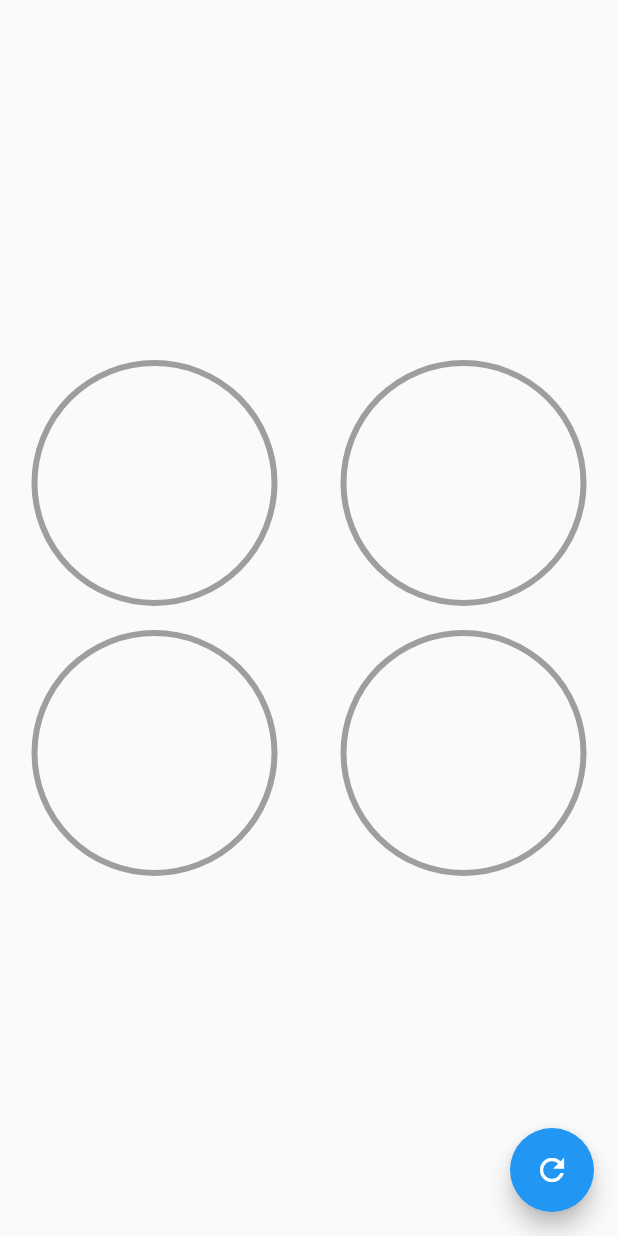
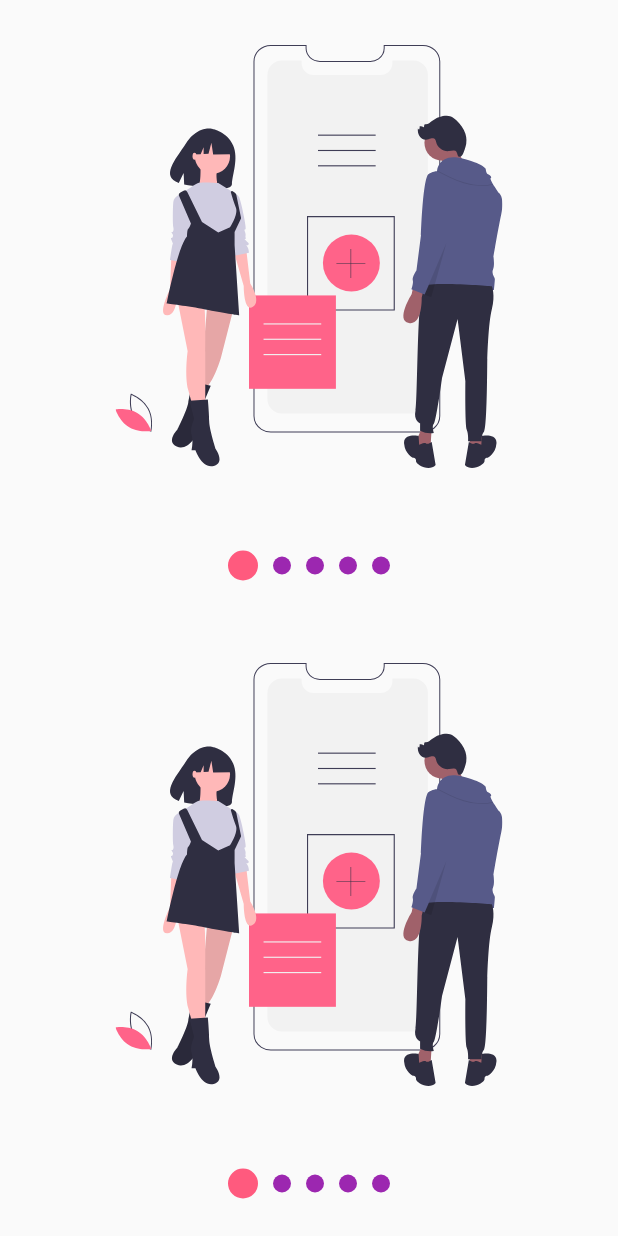
Before and after one commit to HectorPalacio/HeaderExamples, a Flutter app: the screen it shows after launch, on a phone screen of 412 x 824 dp. Run offline on Flutter 3.47's test engine with Material 2 defaults, Android fonts, the phone set to English and light mode, and no system bars; our stand-ins replace flutter_svg.

Commit message:
Slideshow

```diff
--- a/lib/main.dart
+++ b/lib/main.dart
@@ -1,4 +1,4 @@
-import 'package:disenos_intermedio/src/pages/graficas_circulares_page.dart';
+import 'package:disenos_intermedio/src/pages/slideshow_page.dart';
 import 'package:flutter/material.dart';
 
 void main() => runApp(MyApp());
@@ -9,7 +9,7 @@ class MyApp extends StatelessWidget {
     return MaterialApp(
       debugShowCheckedModeBanner: false,
       title: 'Diseños app',
-      home: GraficasCircularesPage(),
+      home: SlideshowPage(),
     );
   }
 }
--- /dev/null
+++ b/lib/src/models/slider_model.dart
@@ -0,0 +1,12 @@
+import 'package:flutter/material.dart';
+
+class SliderModel with ChangeNotifier {
+  double _currentPage = 0;
+
+  double get currentPage => this._currentPage;
+
+  set currentPage(double pagina) {
+    this._currentPage = pagina;
+    notifyListeners();
+  }
+}
--- /dev/null
+++ b/lib/src/pages/slideshow_page.dart
@@ -0,0 +1,37 @@
+import 'package:disenos_intermedio/src/widgets/slideshow.dart';
+import 'package:flutter/material.dart';
+import 'package:flutter_svg/flutter_svg.dart';
+
+class SlideshowPage extends StatelessWidget {
+  @override
+  Widget build(BuildContext context) {
+    return Scaffold(
+      body: Column(
+        children: [
+          Expanded(child: _MiSlideshow()),
+          Expanded(child: _MiSlideshow()),
+        ],
+      ),
+    );
+  }
+}
+
+class _MiSlideshow extends StatelessWidget {
+  @override
+  Widget build(BuildContext context) {
+    return Slideshow(
+      bulletPrimario: 20,
+      bulletSecundario: 12,
+      //puntosArriba: true,
+      colorPrimario: Color(0xffFF5A7E),
+      colorSecundario: Colors.purple,
+      slides: [
+        SvgPicture.asset('assets/svgs/slide-1.svg'),
+        SvgPicture.asset('assets/svgs/slide-2.svg'),
+        SvgPicture.asset('assets/svgs/slide-3.svg'),
+        SvgPicture.asset('assets/svgs/slide-4.svg'),
+        SvgPicture.asset('assets/svgs/slide-5.svg'),
+      ],
+    );
+  }
+}
--- /dev/null
+++ b/lib/src/widgets/slideshow.dart
@@ -0,0 +1,207 @@
+import 'package:flutter/material.dart';
+import 'package:provider/provider.dart';
+
+class Slideshow extends StatelessWidget {
+  final List<Widget> slides;
+  final bool puntosArriba;
+  final Color colorPrimario;
+  final Color colorSecundario;
+  final double bulletPrimario;
+  final double bulletSecundario;
+
+  const Slideshow({
+    @required this.slides,
+    this.puntosArriba = false,
+    this.colorPrimario = Colors.blue,
+    this.colorSecundario = Colors.grey,
+    this.bulletPrimario = 12.0,
+    this.bulletSecundario = 12.0,
+  });
+  @override
+  Widget build(BuildContext context) {
+    return ChangeNotifierProvider(
+      create: (context) => new _SlidershowModel(),
+      child: SafeArea(
+        child: Center(
+          child: Builder(
+            builder: (context) {
+              Provider.of<_SlidershowModel>(context).colorPrimario =
+                  this.colorPrimario;
+              Provider.of<_SlidershowModel>(context).colorSecundario =
+                  this.colorSecundario;
+              Provider.of<_SlidershowModel>(context).bulletPrimario =
+                  this.bulletPrimario;
+              Provider.of<_SlidershowModel>(context).bulletSecundario =
+                  this.bulletSecundario;
+              return _CrearEstructuraSlideshow(
+                  puntosArriba: puntosArriba, slides: slides);
+            },
+          ),
+        ),
+      ),
+    );
+  }
+}
+
+class _CrearEstructuraSlideshow extends StatelessWidget {
+  const _CrearEstructuraSlideshow({
+    Key key,
+    @required this.puntosArriba,
+    @required this.slides,
+  }) : super(key: key);
+
+  final bool puntosArriba;
+  final List<Widget> slides;
+
+  @override
+  Widget build(BuildContext context) {
+    return Column(
+      children: [
+        if (this.puntosArriba == true) _Dots(this.slides.length),
+        Expanded(
+          child: _Slides(this.slides),
+        ),
+        if (this.puntosArriba == false) _Dots(this.slides.length),
+      ],
+    );
+  }
+}
+
+class _Dot extends StatelessWidget {
+  final int index;
+
+  _Dot(this.index);
+  @override
+  Widget build(BuildContext context) {
+    final ssModel = Provider.of<_SlidershowModel>(context);
+    double tamano = 0;
+    Color color;
+    if (ssModel.currentPage >= index - 0.5 &&
+        ssModel.currentPage < index + 0.5) {
+      tamano = ssModel.bulletPrimario;
+      color = ssModel.colorPrimario;
+    } else {
+      tamano = ssModel.bulletSecundario;
+      color = ssModel.colorSecundario;
+    }
+    return AnimatedContainer(
+      duration: Duration(milliseconds: 200),
+      width: tamano,
+      height: tamano,
+      margin: EdgeInsets.symmetric(horizontal: 5),
+      decoration: BoxDecoration(
+        color: color,
+        shape: BoxShape.circle,
+      ),
+    );
+  }
+}
+
+class _Dots extends StatelessWidget {
+  final int totalSlides;
+
+  _Dots(this.totalSlides);
+  @override
+  Widget build(BuildContext context) {
+    return Container(
+      width: double.infinity,
+      height: 70,
+      child: Row(
+          mainAxisAlignment: MainAxisAlignment.center,
+          children: List.generate(this.totalSlides, (index) => _Dot(index))),
+    );
+  }
+}
+
+class _Slide extends StatelessWidget {
+  final Widget slide;
+
+  _Slide(this.slide);
+
+  @override
+  Widget build(BuildContext context) {
+    return Container(
+      width: double.infinity,
+      height: double.infinity,
+      padding: EdgeInsets.all(30),
+      child: slide,
+    );
+  }
+}
+
+class _Slides extends StatefulWidget {
+  final List<Widget> slides;
+
+  const _Slides(this.slides);
+  @override
+  __SlidesState createState() => __SlidesState();
+}
+
+class __SlidesState extends State<_Slides> {
+  final pageViewController = new PageController();
+
+  @override
+  void initState() {
+    pageViewController.addListener(() {
+      Provider.of<_SlidershowModel>(context, listen: false).currentPage =
+          pageViewController.page;
+    });
+    super.initState();
+  }
+
+  @override
+  void dispose() {
+    pageViewController.dispose();
+    super.dispose();
+  }
+
+  @override
+  Widget build(BuildContext context) {
+    return Container(
+      child: PageView(
+        controller: pageViewController,
+        physics: BouncingScrollPhysics(),
+        children: widget.slides.map((slide) => _Slide(slide)).toList(),
+      ),
+    );
+  }
+}
+
+class _SlidershowModel with ChangeNotifier {
+  double _currentPage = 0;
+  Color _colorPrimario = Colors.blue;
+  Color _colorSecundario = Colors.grey;
+  double _bulletPrimario = 12.0;
+  double _bulletSecundario = 12.0;
+
+  double get currentPage => this._currentPage;
+
+  set currentPage(double pagina) {
+    this._currentPage = pagina;
+    notifyListeners();
+  }
+
+  Color get colorPrimario => this._colorPrimario;
+
+  set colorPrimario(Color color) {
+    this._colorPrimario = color;
+  }
+
+  Color get colorSecundario => this._colorSecundario;
+
+  set colorSecundario(Color color) {
+    this._colorSecundario = color;
+  }
+
+  double get bulletPrimario => this._bulletPrimario;
+
+  set bulletPrimario(double tamano) {
+    this._bulletPrimario = tamano;
+  }
+
+  double get bulletSecundario => this._bulletSecundario;
+
+  set bulletSecundario(double tamano) {
+    this._bulletSecundario = tamano;
+  }
+}
--- a/pubspec.yaml
+++ b/pubspec.yaml
@@ -28,6 +28,8 @@ dependencies:
   # The following adds the Cupertino Icons font to your application.
   # Use with the CupertinoIcons class for iOS style icons.
   cupertino_icons: ^0.1.3
+  flutter_svg: ^0.19.0
+  provider: ^4.0.4
 
 dev_dependencies:
   flutter_test:
@@ -45,7 +47,8 @@ flutter:
   uses-material-design: true
 
   # To add assets to your application, add an assets section, like this:
-  # assets:
+  assets:
+    - assets/svgs/
   #   - images/a_dot_burr.jpeg
   #   - images/a_dot_ham.jpeg
 
```
Also changed, not shown: lib/src/labs/slideshow_page.dart (added, +123 -0 lines), assets/svgs/slide-1.svg (added), assets/svgs/slide-2.svg (added), assets/svgs/slide-3.svg (added), assets/svgs/slide-4.svg (added), assets/svgs/slide-5.svg (added), pubspec.lock.
